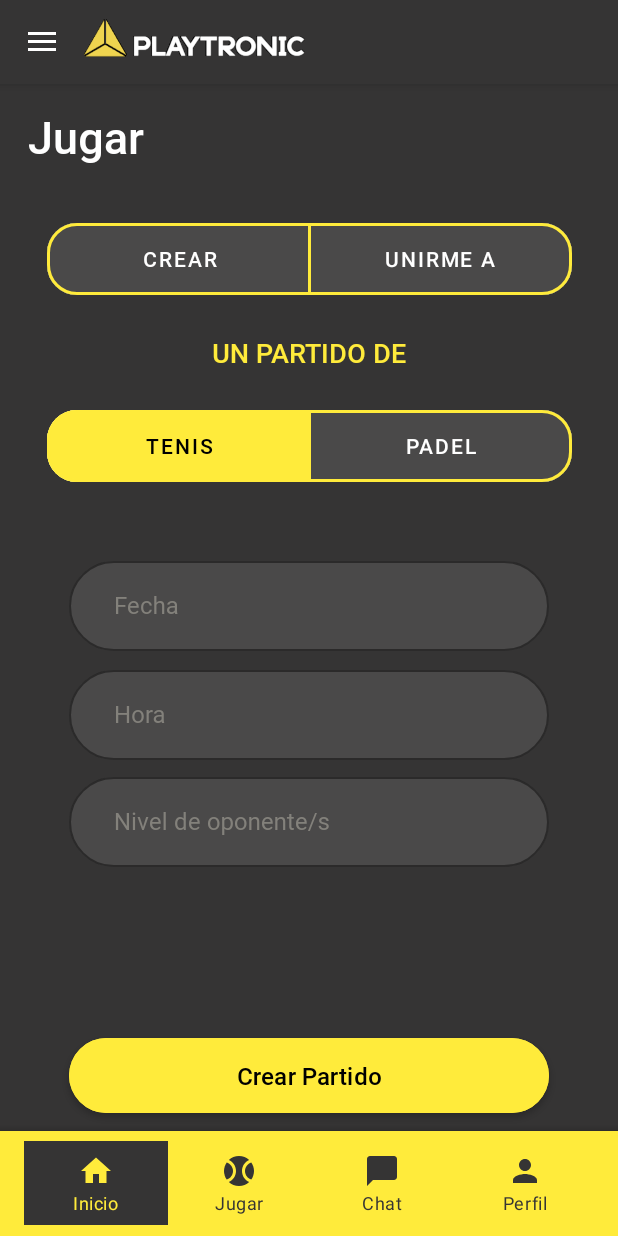
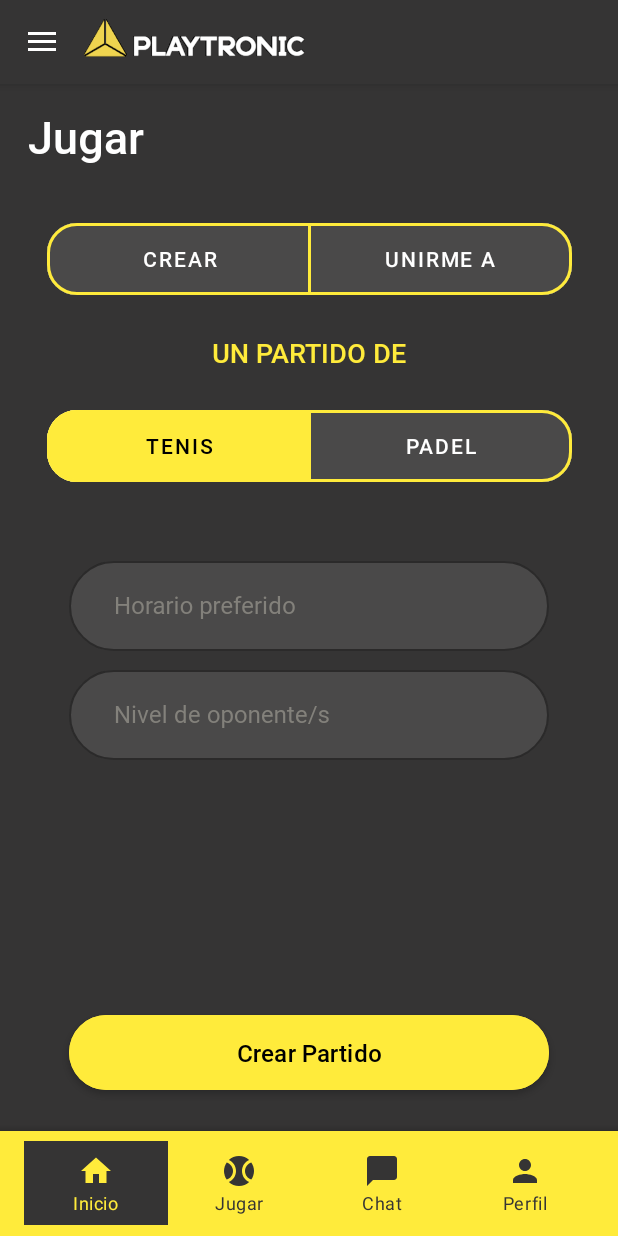
Before and after one commit to alejandricoco/playtronicc, an Android app: the fragment FragmentJugar placed in its activity, on a phone screen of 412 x 824 dp. Run offline under Robolectric (Android 15) with nearby library versions, the phone set to English and light mode, and no system bars; our stand-ins replace Firebase (no records; nobody signed in at launch, a user with empty details on screens opened directly); libraries missing offline, so code that uses them is left out: com.github.mikephil.charting; pictures from the network do not load.

Commit message:
Opciones de jugar, falta mostrar chips de partidos competis

```diff
--- a/app/src/main/res/layout/fragment_jugar.xml
+++ b/app/src/main/res/layout/fragment_jugar.xml
@@ -121,7 +121,7 @@
 
 
     <TextView
-            android:id="@+id/unPartidoDe"
+            android:id="@+id/tvUnPartidoDe"
             android:layout_width="wrap_content"
             android:layout_height="wrap_content"
             android:text="UN PARTIDO DE"
@@ -142,7 +142,7 @@
             app:singleSelection="true"
             app:selectionRequired="true"
             app:checkedButton="@+id/btnTenis"
-            app:layout_constraintTop_toBottomOf="@+id/unPartidoDe"
+            app:layout_constraintTop_toBottomOf="@+id/tvUnPartidoDe"
             app:layout_constraintBottom_toBottomOf="parent" app:layout_constraintEnd_toEndOf="parent"
             app:layout_constraintStart_toStartOf="parent"
             app:layout_constraintVertical_bias="0.04">
@@ -187,10 +187,10 @@
 
 
     <com.google.android.material.textfield.TextInputLayout
-            android:id="@+id/tilFechaPartido"
+            android:id="@+id/tilHorarioPreferido"
             android:layout_width="320dp"
             android:layout_height="wrap_content"
-            android:hint="Fecha"
+            android:hint="Horario preferido"
             android:fontFamily="@font/robotoregular"
             app:boxBackgroundColor="#4A4949"
             app:boxCornerRadiusTopStart="30dp"
@@ -203,8 +203,8 @@
             app:layout_constraintEnd_toEndOf="parent"
             app:layout_constraintVertical_bias="0.05">
 
-        <com.google.android.material.textfield.TextInputEditText
-                android:id="@+id/tietFechaPartido"
+        <com.google.android.material.textfield.MaterialAutoCompleteTextView
+                android:id="@+id/actHorarioPreferido"
                 android:layout_width="match_parent"
                 android:layout_height="60dp"
                 android:paddingStart="30dp"
@@ -212,44 +212,10 @@
                 android:fontFamily="@font/robotoregular"
                 android:textSize="16sp"
                 android:background="@null"
-                android:inputType="date"
-                android:focusable="false"
-                style="@style/EditTextTheme"
-        />
+                style="@style/EditTextTheme"/>
 
     </com.google.android.material.textfield.TextInputLayout>
 
-    <com.google.android.material.textfield.TextInputLayout
-            android:id="@+id/tilHoraPartido"
-            android:layout_width="320dp"
-            android:layout_height="wrap_content"
-            android:hint="Hora"
-            android:fontFamily="@font/robotoregular"
-            app:boxBackgroundColor="#4A4949"
-            app:boxCornerRadiusTopStart="30dp"
-            app:boxCornerRadiusTopEnd="30dp"
-            app:boxCornerRadiusBottomStart="30dp"
-            app:boxCornerRadiusBottomEnd="30dp"
-            style="@style/TextInputLayoutStyle"
-            app:layout_constraintTop_toBottomOf="@+id/tilFechaPartido"
-            app:layout_constraintBottom_toBottomOf="parent" app:layout_constraintStart_toStartOf="parent"
-            app:layout_constraintEnd_toEndOf="parent"
-            app:layout_constraintVertical_bias="0.02">
-
-        <com.google.android.material.textfield.TextInputEditText
-                android:id="@+id/tietHoraPartido"
-                android:layout_width="match_parent"
-                android:layout_height="60dp"
-                android:paddingStart="30dp"
-                android:textColor="@color/white"
-                android:fontFamily="@font/robotoregular"
-                android:textSize="16sp"
-                android:background="@null"
-                android:inputType="time"
-                style="@style/EditTextTheme"
-        />
-
-    </com.google.android.material.textfield.TextInputLayout>
 
     <com.google.android.material.textfield.TextInputLayout
             android:id="@+id/tilNivelOponente"
@@ -263,14 +229,13 @@
             app:boxCornerRadiusBottomStart="30dp"
             app:boxCornerRadiusBottomEnd="30dp"
             style="@style/TextInputLayoutStyle"
-            app:layout_constraintTop_toBottomOf="@+id/tilHoraPartido"
             app:layout_constraintBottom_toBottomOf="parent"
             app:layout_constraintStart_toStartOf="parent"
             app:layout_constraintEnd_toEndOf="parent"
-            app:layout_constraintVertical_bias="0.02">
+            app:layout_constraintVertical_bias="0.02" app:layout_constraintTop_toBottomOf="@+id/tilHorarioPreferido">
 
         <com.google.android.material.textfield.MaterialAutoCompleteTextView
-                android:id="@+id/acNivelOponente"
+                android:id="@+id/actNivelOponente"
                 android:layout_width="match_parent"
                 android:layout_height="60dp"
                 android:paddingStart="30dp"
@@ -278,19 +243,19 @@
                 android:fontFamily="@font/robotoregular"
                 android:textSize="16sp"
                 android:background="@null"
-                style="@style/EditTextTheme" />
+                style="@style/EditTextTheme"/>
 
     </com.google.android.material.textfield.TextInputLayout>
 
     <Button
-            android:id="@+id/buttonAceptarNivelSuccess"
+            android:id="@+id/btnCrearPartido"
             android:text="Crear Partido"
             android:textAllCaps="false"
             android:layout_width="320dp"
             android:layout_height="62dp"
             app:layout_constraintTop_toTopOf="parent"
             app:layout_constraintBottom_toBottomOf="parent" app:layout_constraintEnd_toEndOf="parent"
-            app:layout_constraintStart_toStartOf="parent" app:layout_constraintVertical_bias="0.9"
+            app:layout_constraintStart_toStartOf="parent" app:layout_constraintVertical_bias="0.88"
             android:paddingLeft="20dp" android:paddingRight="20dp"
             android:fontFamily="@font/robotomedium"
             android:backgroundTint="@color/button_amarillo_pressed"
```
Also changed, not shown: app/src/main/java/com/example/playtronic/fragments/fragmentsMenu/FragmentJugar.kt (+134 -9 lines).
